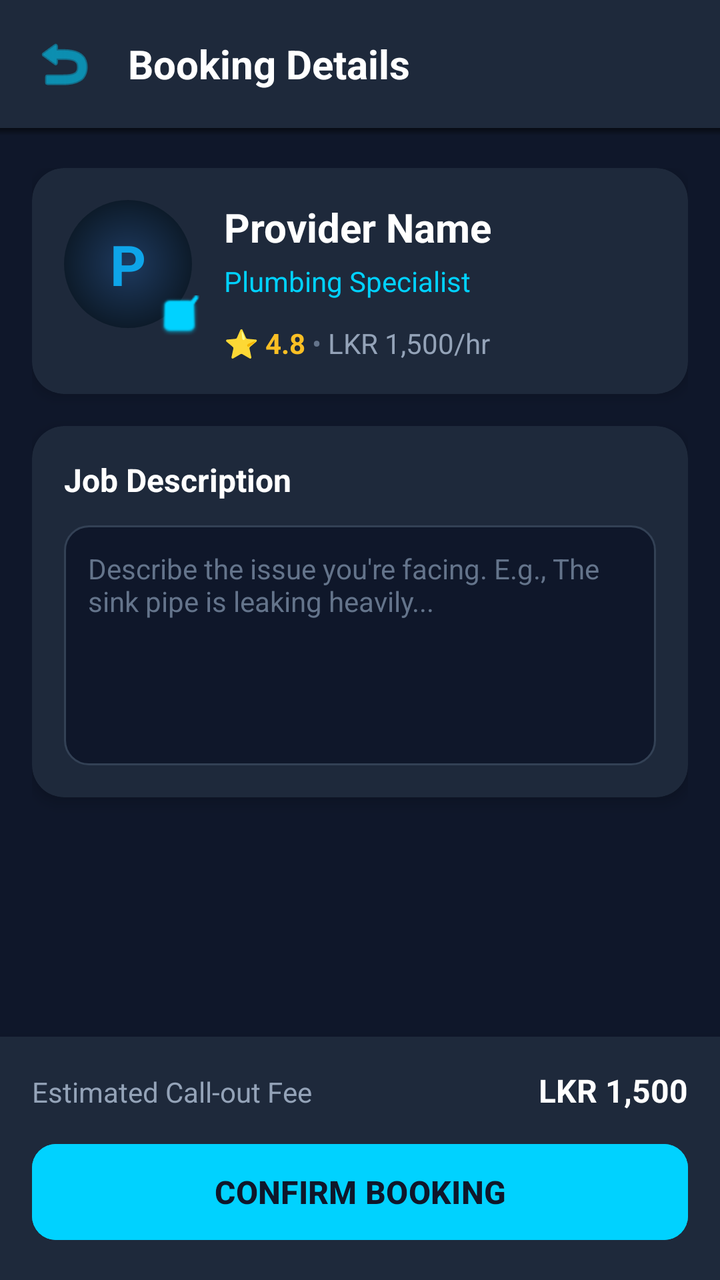
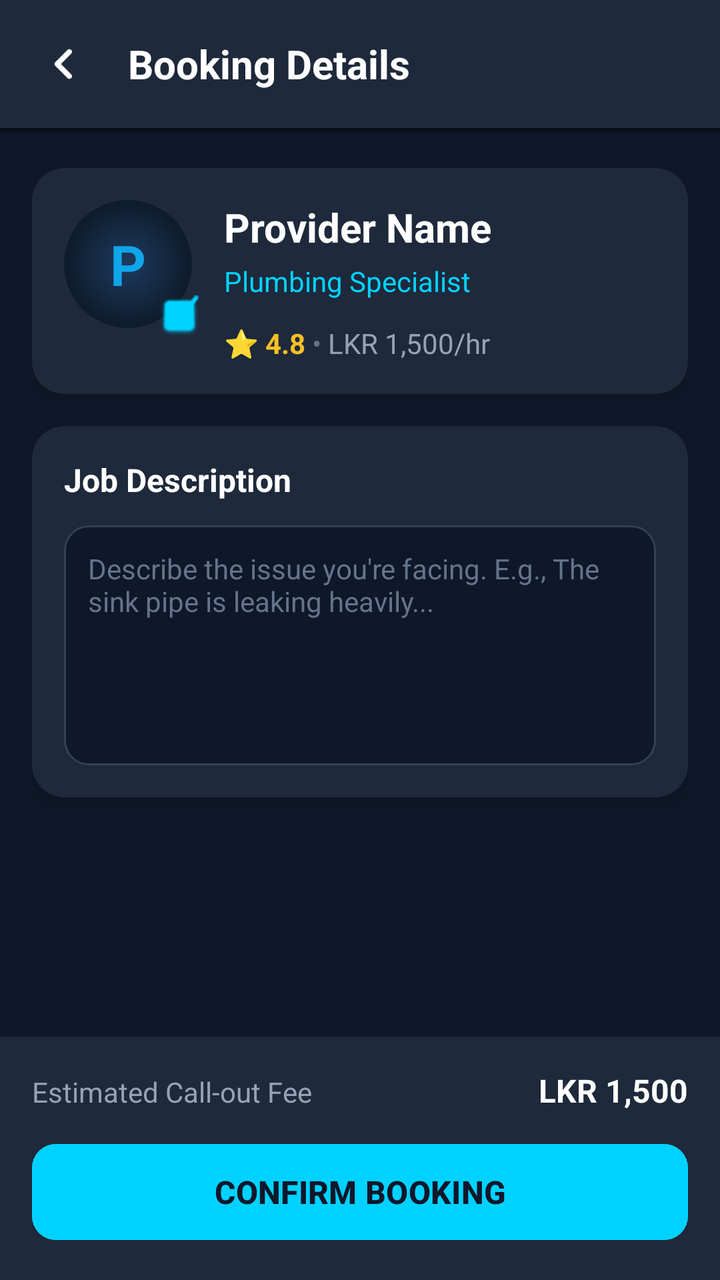

The first picture is an Android layout as it rendered before a commit; the second is the same layout after the commit. The layout source and the unified diff follow.
<!-- AndroidManifest.xml: application theme Theme.LocalProAndroid -->
<!-- res/layout/activity_booking_confirmation.xml -->
<?xml version="1.0" encoding="utf-8"?>
<androidx.constraintlayout.widget.ConstraintLayout
    xmlns:android="http://schemas.android.com/apk/res/android"
    xmlns:app="http://schemas.android.com/apk/res-auto"
    android:id="@+id/main"
    android:layout_width="match_parent"
    android:layout_height="match_parent"
    android:background="#0F172A">

    
    <LinearLayout
        android:id="@+id/topBar"
        android:layout_width="match_parent"
        android:layout_height="wrap_content"
        android:background="#1E293B"
        android:orientation="horizontal"
        android:padding="16dp"
        android:gravity="center_vertical"
        app:layout_constraintTop_toTopOf="parent">

        <ImageView
            android:id="@+id/btnBack"
            android:layout_width="32dp"
            android:layout_height="32dp"
            android:src="@android:drawable/ic_menu_revert"
            app:tint="#00D2FF"
            android:background="?attr/selectableItemBackgroundBorderless"
            android:clickable="true"
            android:focusable="true"/>

        <TextView
            android:layout_width="wrap_content"
            android:layout_height="wrap_content"
            android:layout_marginStart="16dp"
            android:text="Booking Details"
            android:textColor="#FFFFFF"
            android:textSize="20sp"
            android:textStyle="bold" />
    </LinearLayout>

    <View
        android:id="@+id/shadow"
        android:layout_width="match_parent"
        android:layout_height="4dp"
        android:background="@drawable/gradient_top_shadow"
        app:layout_constraintTop_toBottomOf="@id/topBar" />

    <ScrollView
        android:layout_width="match_parent"
        android:layout_height="0dp"
        android:fillViewport="true"
        app:layout_constraintTop_toBottomOf="@id/shadow"
        app:layout_constraintBottom_toTopOf="@id/bottomBar">
        
        <LinearLayout
            android:layout_width="match_parent"
            android:layout_height="wrap_content"
            android:orientation="vertical"
            android:padding="16dp">

            
            <androidx.cardview.widget.CardView
                android:layout_width="match_parent"
                android:layout_height="wrap_content"
                android:layout_marginBottom="16dp"
                app:cardBackgroundColor="#1E293B"
                app:cardCornerRadius="16dp"
                app:cardElevation="4dp">

                <androidx.constraintlayout.widget.ConstraintLayout
                    android:padding="16dp"
                    android:layout_width="match_parent"
                    android:layout_height="wrap_content">

                    
                    <View
                        android:id="@+id/imgAvatar"
                        android:layout_width="64dp"
                        android:layout_height="64dp"
                        android:background="@drawable/bg_avatar_circle"
                        app:layout_constraintStart_toStartOf="parent"
                        app:layout_constraintTop_toTopOf="parent" />

                    <ImageView
                        android:id="@+id/ivVerified"
                        android:layout_width="20dp"
                        android:layout_height="20dp"
                        android:src="@android:drawable/checkbox_on_background"
                        app:tint="#00D2FF"
                        app:layout_constraintBottom_toBottomOf="@id/imgAvatar"
                        app:layout_constraintEnd_toEndOf="@id/imgAvatar"
                        android:layout_marginEnd="-4dp"
                        android:layout_marginBottom="-4dp" />

                    <TextView
                        android:id="@+id/tvProviderInitial"
                        android:layout_width="0dp"
                        android:layout_height="0dp"
                        android:gravity="center"
                        android:text="P"
                        android:textColor="@color/lp_cyan"
                        android:textSize="28sp"
                        android:textStyle="bold"
                        app:layout_constraintTop_toTopOf="@id/imgAvatar"
                        app:layout_constraintBottom_toBottomOf="@id/imgAvatar"
                        app:layout_constraintStart_toStartOf="@id/imgAvatar"
                        app:layout_constraintEnd_toEndOf="@id/imgAvatar" />

                    
                    <TextView
                        android:id="@+id/tvProviderName"
                        android:layout_width="0dp"
                        android:layout_height="wrap_content"
                        android:layout_marginStart="16dp"
                        android:text="Provider Name"
                        android:textColor="#FFFFFF"
                        android:textSize="20sp"
                        android:textStyle="bold"
                        app:layout_constraintStart_toEndOf="@id/imgAvatar"
                        app:layout_constraintTop_toTopOf="parent"
                        app:layout_constraintEnd_toEndOf="parent"/>

                    <TextView
                        android:id="@+id/tvProviderCategory"
                        android:layout_width="wrap_content"
                        android:layout_height="wrap_content"
                        android:layout_marginTop="4dp"
                        android:text="Plumbing Specialist"
                        android:textColor="#00D2FF"
                        android:textSize="14sp"
                        app:layout_constraintStart_toStartOf="@id/tvProviderName"
                        app:layout_constraintTop_toBottomOf="@id/tvProviderName" />

                    
                    <LinearLayout
                        android:layout_width="wrap_content"
                        android:layout_height="wrap_content"
                        android:orientation="horizontal"
                        android:layout_marginTop="12dp"
                        app:layout_constraintStart_toStartOf="@id/tvProviderName"
                        app:layout_constraintTop_toBottomOf="@id/tvProviderCategory">
                        
                        <TextView
                            android:id="@+id/tvProviderRating"
                            android:layout_width="wrap_content"
                            android:layout_height="wrap_content"
                            android:text="⭐ 4.8"
                            android:textColor="#FBBF24"
                            android:textStyle="bold"/>
                            
                        <TextView
                            android:layout_width="wrap_content"
                            android:layout_height="wrap_content"
                            android:text=" • "
                            android:textColor="#64748B"/>
                            
                        <TextView
                            android:id="@+id/tvProviderRate"
                            android:layout_width="wrap_content"
                            android:layout_height="wrap_content"
                            android:text="LKR 1,500/hr"
                            android:textColor="#94A3B8"/>
                    </LinearLayout>
                </androidx.constraintlayout.widget.ConstraintLayout>
            </androidx.cardview.widget.CardView>

            
            <androidx.cardview.widget.CardView
                android:layout_width="match_parent"
                android:layout_height="wrap_content"
                android:layout_marginBottom="16dp"
                app:cardBackgroundColor="#1E293B"
                app:cardCornerRadius="16dp"
                app:cardElevation="4dp">

                <LinearLayout
                    android:layout_width="match_parent"
                    android:layout_height="wrap_content"
                    android:orientation="vertical"
                    android:padding="16dp">

                    <TextView
                        android:layout_width="wrap_content"
                        android:layout_height="wrap_content"
                        android:text="Job Description"
                        android:textColor="#FFFFFF"
                        android:textSize="16sp"
                        android:textStyle="bold"
                        android:layout_marginBottom="12dp"/>

                    <EditText
                        android:id="@+id/etJobDescription"
                        android:layout_width="match_parent"
                        android:layout_height="120dp"
                        android:background="@drawable/bg_input_field"
                        android:padding="12dp"
                        android:textColor="#FFFFFF"
                        android:textColorHint="#64748B"
                        android:hint="Describe the issue you're facing. E.g., The sink pipe is leaking heavily..."
                        android:inputType="textMultiLine"
                        android:gravity="top|start"
                        android:textSize="14sp"/>
                </LinearLayout>
            </androidx.cardview.widget.CardView>

        </LinearLayout>
    </ScrollView>

    
    <LinearLayout
        android:id="@+id/bottomBar"
        android:layout_width="match_parent"
        android:layout_height="wrap_content"
        android:background="#1E293B"
        android:orientation="vertical"
        android:padding="16dp"
        android:elevation="8dp"
        app:layout_constraintBottom_toBottomOf="parent">

        <LinearLayout
            android:layout_width="match_parent"
            android:layout_height="wrap_content"
            android:orientation="horizontal"
            android:layout_marginBottom="12dp">
            
            <TextView
                android:layout_width="0dp"
                android:layout_height="wrap_content"
                android:layout_weight="1"
                android:text="Estimated Call-out Fee"
                android:textColor="#94A3B8"
                android:textSize="14sp"/>
                
            <TextView
                android:layout_width="wrap_content"
                android:layout_height="wrap_content"
                android:text="LKR 1,500"
                android:textColor="#FFFFFF"
                android:textSize="16sp"
                android:textStyle="bold"/>
        </LinearLayout>

        <com.google.android.material.button.MaterialButton
            android:id="@+id/btnConfirmBooking"
            android:layout_width="match_parent"
            android:layout_height="56dp"
            android:text="CONFIRM BOOKING"
            android:textSize="16sp"
            android:textStyle="bold"
            android:textColor="#0F172A"
            android:backgroundTint="#00D2FF"
            app:cornerRadius="12dp"/>
    </LinearLayout>

</androidx.constraintlayout.widget.ConstraintLayout>
<!-- resources referenced by this layout -->
<resources>
  <color name="lp_cyan">#0EA5E9</color>
  <!-- drawable bg_avatar_circle (drawable) -->
  <?xml version="1.0" encoding="utf-8"?>
  <shape xmlns:android="http://schemas.android.com/apk/res/android"
      android:shape="oval">
      <gradient
          android:type="radial"
          android:gradientRadius="50%"
          android:startColor="#1E3A5F"
          android:endColor="#0D1B2A" />
  </shape>
  <!-- drawable bg_input_field (drawable) -->
  <?xml version="1.0" encoding="utf-8"?>
  <shape xmlns:android="http://schemas.android.com/apk/res/android"
      android:shape="rectangle">
      <solid android:color="#0F172A" />
      <corners android:radius="12dp" />
      <stroke android:width="1dp" android:color="#334155" />
  </shape>
  <!-- drawable gradient_top_shadow (drawable) -->
  <?xml version="1.0" encoding="utf-8"?>
  <shape xmlns:android="http://schemas.android.com/apk/res/android">
      <gradient
          android:angle="270"
          android:endColor="#00000000"
          android:startColor="#88000000" />
  </shape>
  <style name="Theme.LocalProAndroid" parent="Base.Theme.LocalProAndroid" />
  <style name="Base.Theme.LocalProAndroid" parent="Theme.Material3.DayNight.NoActionBar">
          <item name="colorPrimary">#0EA5E9</item>
          <item name="colorPrimaryVariant">#6366F1</item>
          <item name="colorSecondary">#10B981</item>
          <item name="android:windowBackground">@color/lp_bg_deep</item>
      </style>
  <color name="lp_bg_deep">#0D1B2A</color>
</resources>

<!-- the commit's change to res/layout/activity_booking_confirmation.xml (unified diff, before → after) -->
@@ -22,8 +22,8 @@
             android:id="@+id/btnBack"
             android:layout_width="32dp"
             android:layout_height="32dp"
-            android:src="@android:drawable/ic_menu_revert"
-            app:tint="#00D2FF"
+            android:src="@drawable/ic_chevron_left"
+            app:tint="#FFFFFF"
             android:background="?attr/selectableItemBackgroundBorderless"
             android:clickable="true"
             android:focusable="true"/>
<!-- resource entries referenced after the edit -->
@@ -27,6 +27,16 @@
           android:endColor="#00000000"
           android:startColor="#88000000" />
   </shape>
+  <!-- drawable ic_chevron_left (drawable) -->
+  <vector xmlns:android="http://schemas.android.com/apk/res/android"
+      android:width="24dp"
+      android:height="24dp"
+      android:viewportWidth="24"
+      android:viewportHeight="24">
+    <path
+        android:fillColor="#FFFFFF"
+        android:pathData="M14.71,6.71c-0.39,-0.39 -1.02,-0.39 -1.41,0L8.71,11.3c-0.39,0.39 -0.39,1.02 0,1.41l4.59,4.59c0.39,0.39 1.02,0.39 1.41,0c0.39,-0.39 0.39,-1.02 0,-1.41L10.83,12l3.88,-3.88C15.1,7.73 15.1,7.1 14.71,6.71z"/>
+  </vector>
   <style name="Theme.LocalProAndroid" parent="Base.Theme.LocalProAndroid" />
   <style name="Base.Theme.LocalProAndroid" parent="Theme.Material3.DayNight.NoActionBar">
           <item name="colorPrimary">#0EA5E9</item>
